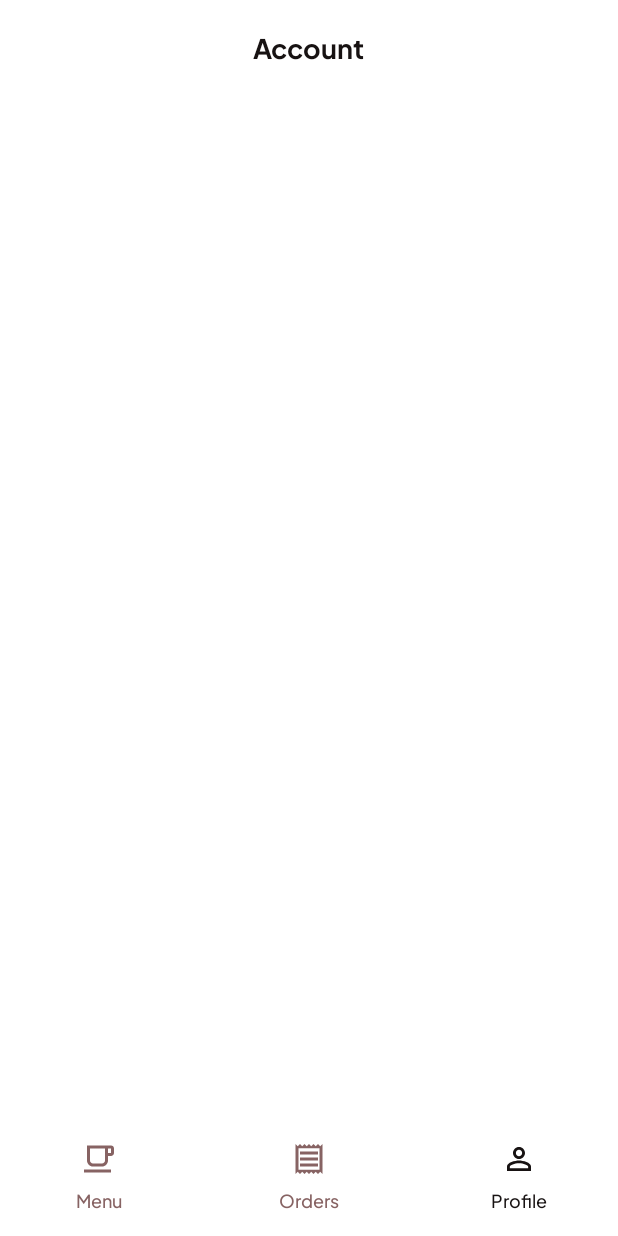
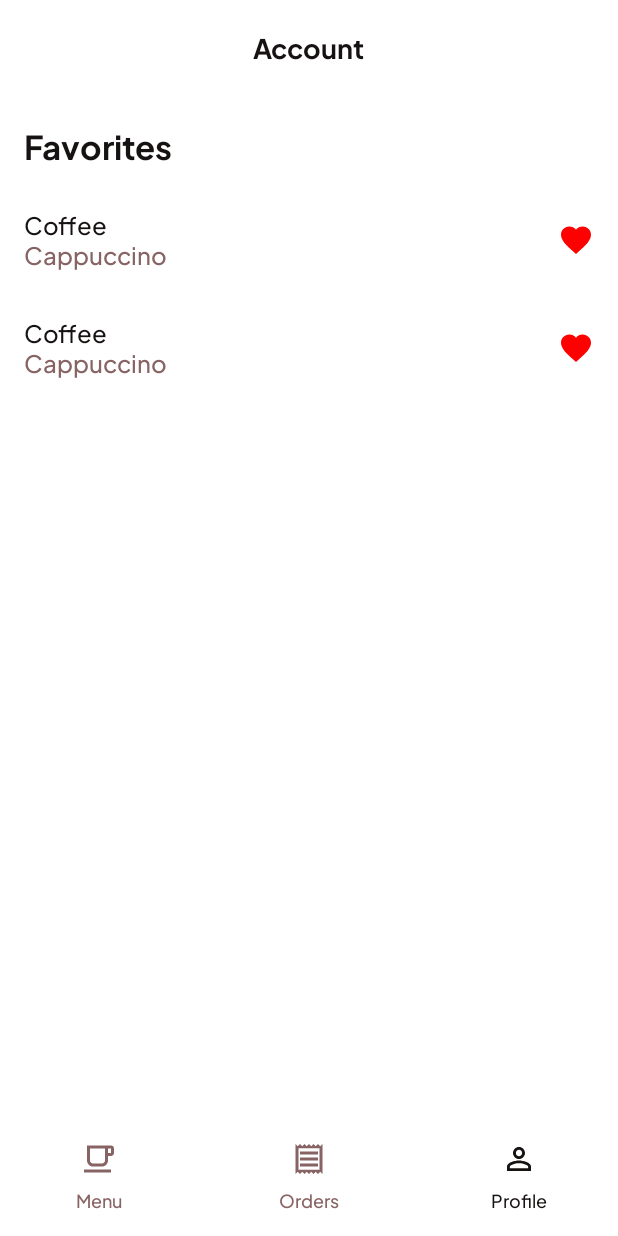
Before and after one commit to Lucaslpa/CafeEmCasa, an Android app built with Jetpack Compose: the MainAppScreen screen opened through its navigation route, item 3 of the bottom bar chosen, on a phone screen of 412 x 824 dp. Run offline under Robolectric (Android 15) with nearby library versions, the phone set to English and light mode, and no system bars.

Commit message:
adicionando ProfileScreen.kt

```diff
--- a/app/src/main/java/com/example/cafeemcasa/screens/MainAppScreen.kt
+++ b/app/src/main/java/com/example/cafeemcasa/screens/MainAppScreen.kt
@@ -36,7 +36,7 @@ fun MainAppScreen() {
                 OrderStatusScreen()
             }
             composable("profile") {
-                // ProfileScreen()
+                 ProfileScreen()
             }
         }
     }
--- /dev/null
+++ b/app/src/main/java/com/example/cafeemcasa/screens/ProfileScreen.kt
@@ -0,0 +1,56 @@
+package com.example.cafeemcasa.screens
+
+import androidx.compose.foundation.layout.Box
+import androidx.compose.foundation.layout.Column
+import androidx.compose.foundation.layout.Row
+import androidx.compose.foundation.layout.Spacer
+import androidx.compose.foundation.layout.height
+import androidx.compose.foundation.layout.padding
+import androidx.compose.material.icons.Icons
+import androidx.compose.material.icons.filled.Favorite
+import androidx.compose.material3.Icon
+import androidx.compose.material3.MaterialTheme
+import androidx.compose.material3.Text
+import androidx.compose.runtime.Composable
+import androidx.compose.ui.Modifier
+import androidx.compose.ui.graphics.Color
+import androidx.compose.ui.tooling.preview.Preview
+import androidx.compose.ui.unit.dp
+import com.example.cafeemcasa.ui.theme.CafeEmCasaTheme
+
+
+@Composable
+fun ProfileScreen() {
+    Column {
+        Column {
+            Box(
+                modifier = Modifier.height(60.dp).padding(top = 20.dp)
+            ) {
+                Text("Favorites", style = MaterialTheme.typography.titleLarge)
+            }
+            Row(modifier = Modifier.height(72.dp).padding(vertical = 13.dp), verticalAlignment = androidx.compose.ui.Alignment.CenterVertically) {
+                Column {
+                    Text("Coffee", style = MaterialTheme.typography.bodyLarge)
+                    Text("Cappuccino", style = MaterialTheme.typography.bodyLarge, color = MaterialTheme.colorScheme.tertiary)
+                }
+                Spacer(modifier = Modifier.weight(1f))
+                Icon(Icons.Filled.Favorite, contentDescription = "Favorite", tint = Color.Red)
+            }
+            Row(modifier = Modifier.height(72.dp).padding(vertical = 13.dp), verticalAlignment = androidx.compose.ui.Alignment.CenterVertically) {
+                Column {
+                    Text("Coffee", style = MaterialTheme.typography.bodyLarge)
+                    Text("Cappuccino", style = MaterialTheme.typography.bodyLarge, color = MaterialTheme.colorScheme.tertiary)
+                }
+                Spacer(modifier = Modifier.weight(1f))
+                Icon(Icons.Filled.Favorite, contentDescription = "Favorite", tint = Color.Red)
+            }
+        }
+    }
+}
+@Preview(backgroundColor = 0xFFFFFFFF, showBackground = true)
+@Composable
+fun ProfileScreenPreview() {
+    CafeEmCasaTheme {
+        ProfileScreen()
+    }
+}
```
